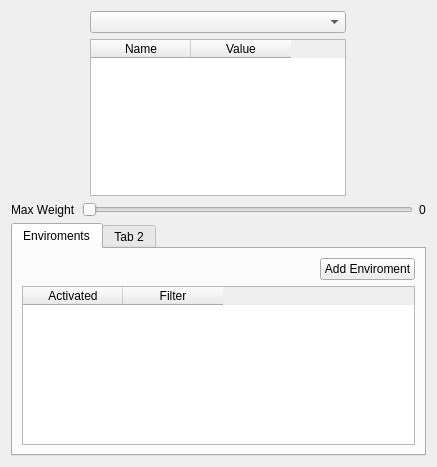
The window that yatel/gui/uis/ExplorerFrame.ui (leliel12/yatel) describes before a commit, drawn with Qt 5.
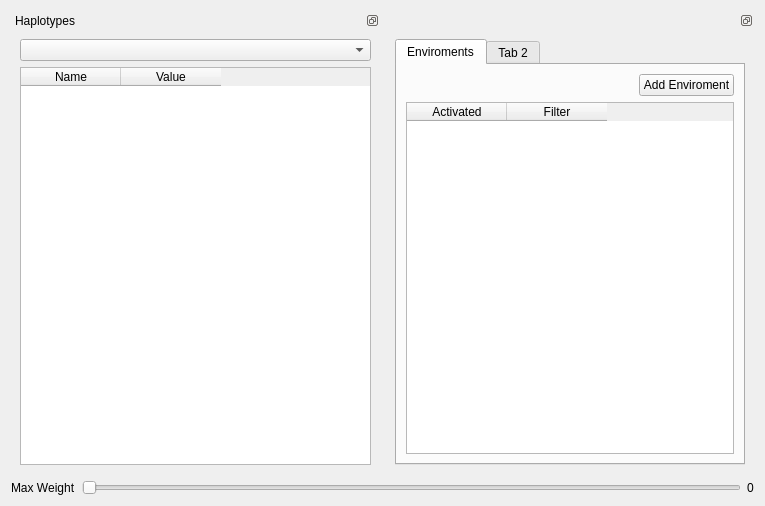
The same window after the commit.

What changed in the file:
```diff
--- a/yatel/gui/uis/ExplorerFrame.ui
+++ b/yatel/gui/uis/ExplorerFrame.ui
@@ -6,8 +6,8 @@
    <rect>
     <x>0</x>
     <y>0</y>
-    <width>437</width>
-    <height>467</height>
+    <width>765</width>
+    <height>506</height>
    </rect>
   </property>
   <property name="windowTitle">
@@ -19,15 +19,26 @@
   <property name="frameShadow">
    <enum>QFrame::Raised</enum>
   </property>
-  <layout class="QVBoxLayout" name="verticalLayout_3">
+  <layout class="QVBoxLayout" name="verticalLayout_4">
+   <item>
+    <layout class="QHBoxLayout" name="pilasLayout"/>
+   </item>
    <item>
     <layout class="QHBoxLayout" name="horizontalLayout_2">
      <item>
-      <layout class="QVBoxLayout" name="verticalLayout_2">
+      <widget class="QDockWidget" name="dockWidget">
+       <property name="features">
+        <set>QDockWidget::DockWidgetFloatable|QDockWidget::DockWidgetMovable</set>
+       </property>
+       <property name="windowTitle">
+        <string>Haplotypes</string>
+       </property>
+       <widget class="QWidget" name="dockWidgetContents_3">
+        <layout class="QVBoxLayout" name="verticalLayout_3">
        <item>
         <widget class="QComboBox" name="hapsComboBox">
          <property name="sizePolicy">
-          <sizepolicy hsizetype="Minimum" vsizetype="Fixed">
+            <sizepolicy hsizetype="Expanding" vsizetype="Fixed">
            <horstretch>0</horstretch>
            <verstretch>0</verstretch>
           </sizepolicy>
@@ -37,7 +48,7 @@
        <item>
         <widget class="QTableWidget" name="attTableWidget">
          <property name="sizePolicy">
-          <sizepolicy hsizetype="Maximum" vsizetype="Expanding">
+            <sizepolicy hsizetype="Expanding" vsizetype="Minimum">
            <horstretch>0</horstretch>
            <verstretch>0</verstretch>
           </sizepolicy>
@@ -64,41 +75,20 @@
         </widget>
        </item>
       </layout>
-     </item>
-     <item>
-      <layout class="QVBoxLayout" name="pilasLayout"/>
-     </item>
-    </layout>
-   </item>
-   <item>
-    <layout class="QHBoxLayout" name="horizontalLayout_3">
-     <item>
-      <widget class="QLabel" name="label">
-       <property name="text">
-        <string>Max Weight</string>
-       </property>
-      </widget>
-     </item>
-     <item>
-      <widget class="QSlider" name="edgesLimitSlider">
-       <property name="orientation">
-        <enum>Qt::Horizontal</enum>
-       </property>
+       </widget>
       </widget>
      </item>
      <item>
-      <widget class="QLabel" name="maxWeight">
-       <property name="text">
-        <string>0</string>
+      <widget class="QDockWidget" name="dockWidget_2">
+       <property name="features">
+        <set>QDockWidget::DockWidgetFloatable|QDockWidget::DockWidgetMovable</set>
        </property>
-      </widget>
-     </item>
-    </layout>
-   </item>
+       <widget class="QWidget" name="dockWidgetContents">
+        <layout class="QVBoxLayout" name="verticalLayout_2">
    <item>
     <widget class="QTabWidget" name="tabWidget">
      <property name="sizePolicy">
-      <sizepolicy hsizetype="Expanding" vsizetype="Expanding">
+            <sizepolicy hsizetype="Expanding" vsizetype="Minimum">
        <horstretch>0</horstretch>
        <verstretch>0</verstretch>
       </sizepolicy>
@@ -165,6 +155,43 @@
     </widget>
    </item>
   </layout>
+       </widget>
+      </widget>
+     </item>
+    </layout>
+   </item>
+   <item>
+    <layout class="QHBoxLayout" name="horizontalLayout_3">
+     <item>
+      <widget class="QLabel" name="label">
+       <property name="text">
+        <string>Max Weight</string>
+       </property>
+      </widget>
+     </item>
+     <item>
+      <widget class="QSlider" name="edgesLimitSlider">
+       <property name="orientation">
+        <enum>Qt::Horizontal</enum>
+       </property>
+      </widget>
+     </item>
+     <item>
+      <widget class="QLabel" name="maxWeight">
+       <property name="text">
+        <string>0</string>
+       </property>
+      </widget>
+     </item>
+    </layout>
+   </item>
+  </layout>
+  <zorder></zorder>
+  <zorder>label</zorder>
+  <zorder>horizontalLayoutWidget</zorder>
+  <zorder>label</zorder>
+  <zorder>horizontalLayoutWidget_2</zorder>
+  <zorder>verticalLayoutWidget</zorder>
  </widget>
  <resources/>
  <connections>
```
Lines whose indentation alone changed are shown as unchanged.
